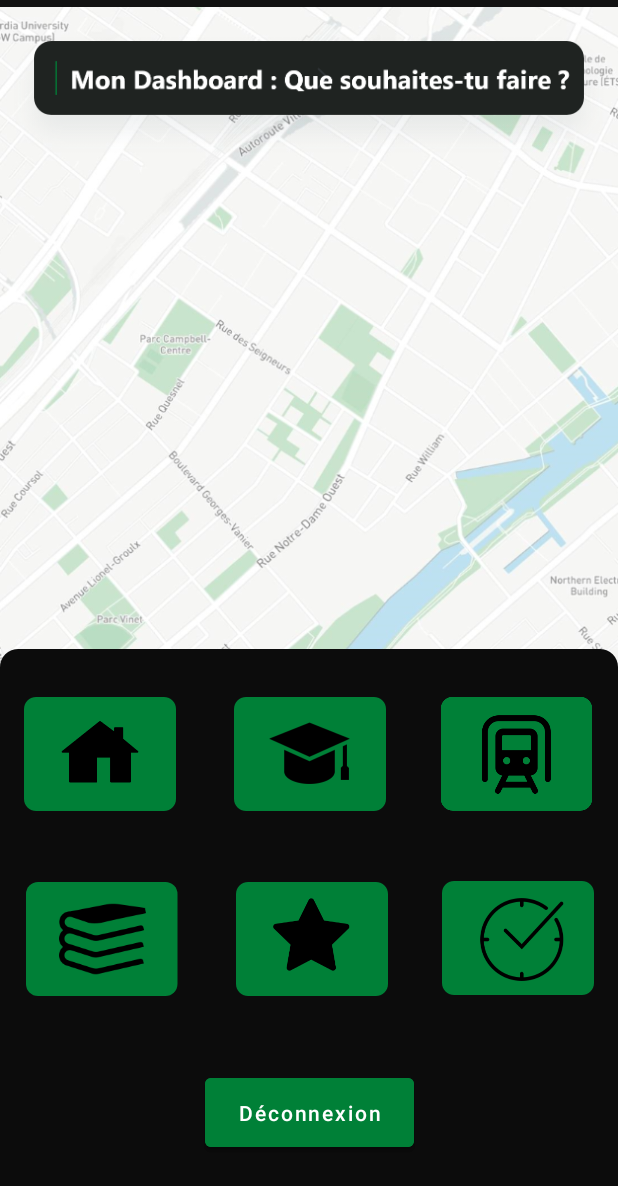
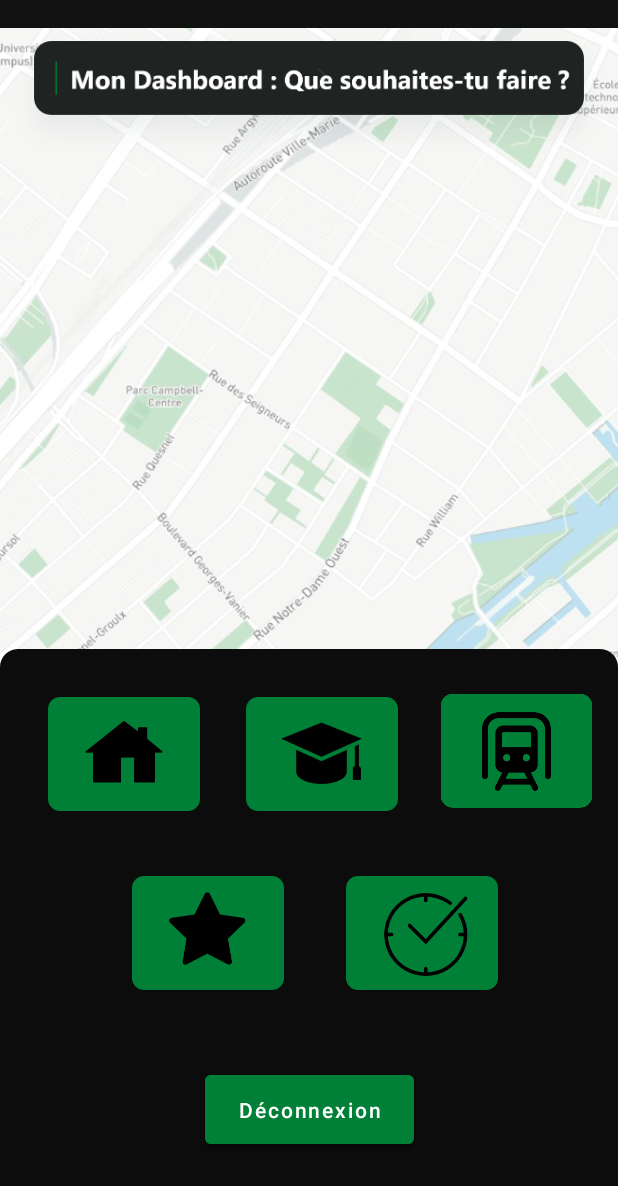
Before and after one commit to darlene-s/SquareRoute, an Android app: the screen it shows after launch once a user with an empty profile is signed in (dashboard), on a phone screen of 412 x 824 dp. Shown: the top 1186 px of the screen. Run offline under Robolectric (Android 15) with nearby library versions, the phone set to English and light mode, and no system bars; our stand-ins replace Firebase (no records; nobody signed in at launch, a user with empty details on screens opened directly).

Commit message:
dashboard

```diff
--- a/app/src/main/java/com/example/squareroute/squareinrealtime.java
+++ b/app/src/main/java/com/example/squareroute/squareinrealtime.java
@@ -56,6 +56,7 @@ public class squareinrealtime extends AppCompatActivity {
                 startActivity(intent);
             }
         });
+
     }
 
 }
--- a/app/src/main/res/layout/activity_dashboard.xml
+++ b/app/src/main/res/layout/activity_dashboard.xml
@@ -9,14 +9,13 @@
 
     <ImageView
         android:id="@+id/imageView9"
-        android:layout_width="wrap_content"
-        android:layout_height="wrap_content"
+        android:layout_width="491dp"
+        android:layout_height="801dp"
         app:layout_constraintBottom_toBottomOf="@+id/imageView11"
         app:layout_constraintEnd_toEndOf="parent"
-        app:layout_constraintHorizontal_bias="0.0"
         app:layout_constraintStart_toStartOf="parent"
         app:layout_constraintTop_toTopOf="parent"
-        app:layout_constraintVertical_bias="0.0"
+        app:layout_constraintVertical_bias="1.0"
         app:srcCompat="@drawable/dashboardmap"
         tools:ignore="ContentDescription" />
 
@@ -50,7 +49,7 @@
         android:layout_width="192dp"
         android:layout_height="58dp"
         android:layout_marginTop="68dp"
-        android:text="Vérifier l'e-mail"
+        android:text="@string/verif_email"
         android:textAllCaps="false"
         android:visibility="gone"
         app:layout_constraintEnd_toEndOf="parent"
@@ -76,34 +75,36 @@
         android:id="@+id/btn_house"
         android:layout_width="wrap_content"
         android:layout_height="wrap_content"
-        android:layout_marginStart="16dp"
+        android:layout_marginStart="32dp"
+        android:layout_marginTop="32dp"
         android:background="#00FFFFFF"
         android:src="@drawable/btn_house"
-        app:layout_constraintBottom_toTopOf="@+id/btn_new_school_library"
         app:layout_constraintStart_toStartOf="parent"
         app:layout_constraintTop_toTopOf="@+id/imageView11"
-        app:layout_constraintVertical_bias="0.4"
-        tools:ignore="ContentDescription"/>
+        app:layout_constraintVertical_bias="0.206"
+        tools:ignore="ContentDescription" />
 
     <ImageButton
         android:id="@+id/btn_school"
         android:layout_width="wrap_content"
         android:layout_height="wrap_content"
+        android:layout_marginStart="8dp"
+        android:layout_marginEnd="8dp"
         android:background="#00FFFFFF"
         android:src="@drawable/btn_school"
         app:layout_constraintBottom_toTopOf="@+id/btn_favorites"
         app:layout_constraintEnd_toStartOf="@+id/btn_newitinerary"
-        app:layout_constraintHorizontal_bias="0.557"
+        app:layout_constraintHorizontal_bias="0.603"
         app:layout_constraintStart_toEndOf="@+id/btn_house"
         app:layout_constraintTop_toTopOf="@+id/imageView11"
-        app:layout_constraintVertical_bias="0.42"
-        tools:ignore="ContentDescription"/>
+        app:layout_constraintVertical_bias="0.44"
+        tools:ignore="ContentDescription" />
 
     <ImageButton
         android:id="@+id/btn_newitinerary"
         android:layout_width="wrap_content"
         android:layout_height="wrap_content"
-        android:layout_marginTop="32dp"
+        android:layout_marginTop="30dp"
         android:layout_marginEnd="8dp"
         android:background="#00FFFFFF"
         android:src="@drawable/btn_newitinerary"
@@ -112,41 +113,29 @@
         tools:ignore="ContentDescription" />
 
     <ImageButton
-        android:id="@+id/btn_new_school_library"
-        android:layout_width="wrap_content"
-        android:layout_height="wrap_content"
-        android:layout_marginBottom="156dp"
-        android:background="#00FFFFFF"
-        android:src="@drawable/btn_school_library"
-        app:layout_constraintBottom_toBottomOf="@+id/imageView11"
-        app:layout_constraintEnd_toStartOf="@+id/btn_favorites"
-        app:layout_constraintHorizontal_bias="0.313"
-        app:layout_constraintStart_toStartOf="@+id/imageView11"
-        tools:ignore="ContentDescription" />
-
-    <ImageButton
         android:id="@+id/btn_favorites"
         android:layout_width="102dp"
         android:layout_height="82dp"
-        android:layout_marginTop="152dp"
-        android:layout_marginEnd="32dp"
+        android:layout_marginTop="40dp"
         android:background="#00FFFFFF"
         android:src="@drawable/btn_favorites"
         app:layout_constraintEnd_toStartOf="@+id/btn_squarerealtime"
-        app:layout_constraintTop_toTopOf="@+id/imageView11"
+        app:layout_constraintHorizontal_bias="0.701"
+        app:layout_constraintStart_toStartOf="parent"
+        app:layout_constraintTop_toBottomOf="@+id/btn_house"
         tools:ignore="ContentDescription" />
 
     <ImageButton
         android:id="@+id/btn_squarerealtime"
         android:layout_width="109dp"
         android:layout_height="77dp"
-        android:layout_marginEnd="12dp"
+        android:layout_marginEnd="76dp"
         android:background="#00FFFFFF"
         android:src="@drawable/btn_squarerealtime"
         app:layout_constraintBottom_toBottomOf="parent"
         app:layout_constraintEnd_toEndOf="@+id/imageView11"
         app:layout_constraintTop_toTopOf="@+id/imageView11"
-        app:layout_constraintVertical_bias="0.49"
+        app:layout_constraintVertical_bias="0.48000002"
         tools:ignore="ContentDescription" />
 
     <Button
--- a/app/src/main/res/layout/activity_squareinrealtime.xml
+++ b/app/src/main/res/layout/activity_squareinrealtime.xml
@@ -31,7 +31,7 @@
         app:layout_constraintHorizontal_bias="0.0"
         app:layout_constraintStart_toStartOf="parent"
         app:layout_constraintTop_toTopOf="@+id/imageView14"
-        app:layout_constraintVertical_bias="0.558"
+        app:layout_constraintVertical_bias="0.77"
         app:srcCompat="@drawable/squarerealtime5"
         tools:ignore="ContentDescription" />
 
@@ -100,6 +100,4 @@
         app:srcCompat="@drawable/squarerealtime7"
         tools:ignore="ContentDescription" />
 
-    =
-
 </androidx.constraintlayout.widget.ConstraintLayout>
--- a/app/src/main/res/values/strings.xml
+++ b/app/src/main/res/values/strings.xml
@@ -11,4 +11,5 @@
     <string name="bannieresquarerealtime">bannieresquarerealtime</string>
     <string name="textview">TextView</string>
     <string name="mapbox_access_token">pk.eyJ1IjoiZGFybGVuZXN1c2hpIiwiYSI6ImNrbHBlcDMzczEyMjAyb2w2OTJrNGE2anoifQ.JiMD6dH2G1Tg5Ymps-3oUA</string>
+    <string name="verif_email">Vérifier l\'e-mail</string>
 </resources>
```
Also changed, not shown: app/src/main/res/drawable-hdpi/btn_school_library.png (deleted), app/src/main/res/drawable-ldpi/btn_school_library.png (deleted), app/src/main/res/drawable-mdpi/btn_school_library.png (deleted), app/src/main/res/drawable-xhdpi/btn_school_library.png (deleted), app/src/main/res/drawable-xxhdpi/btn_school_library.png (deleted), app/src/main/res/drawable-xxxhdpi/btn_school_library.png (deleted).
